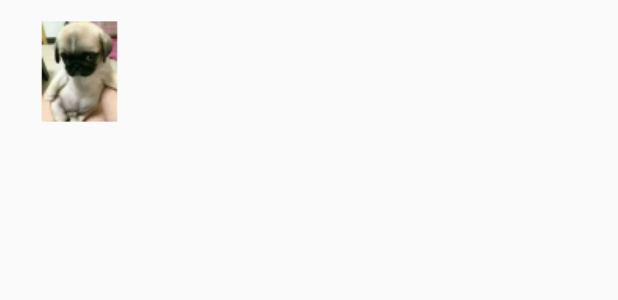
After one commit to AndroidDevo/YzParent, an Android app: the layout item_recycle.xml on its own in the app's theme, with its tools: preview values and no code run, on a phone screen of 412 x 824 dp. The commit adds this screen. Shown: the top 300 px of the screen. Run offline under Robolectric (Android 15) with nearby library versions, the phone set to English and light mode, and no system bars; network calls fail.

Commit message:
小修改4,recycleView尝试

```diff
--- a/app/build.gradle
+++ b/app/build.gradle
@@ -37,5 +37,6 @@ dependencies {
     compile 'com.tbruyelle.rxpermissions2:rxpermissions:0.9.5@aar'
     compile 'com.android.support.constraint:constraint-layout:1.0.2'
     compile "com.android.support:appcompat-v7:$rootProject.supportLibraryVersion"
+    compile "com.android.support:recyclerview-v7:$rootProject.supportLibraryVersion"
     annotationProcessor 'com.jakewharton:butterknife-compiler:8.8.1'
 }
--- /dev/null
+++ b/app/src/main/res/layout/item_recycle.xml
@@ -0,0 +1,51 @@
+<?xml version="1.0" encoding="utf-8"?>
+<RelativeLayout xmlns:android="http://schemas.android.com/apk/res/android"
+                android:layout_width="match_parent"
+                android:layout_height="wrap_content">
+
+    <ImageView
+        android:id="@+id/info_img"
+        android:layout_width="75dp"
+        android:layout_height="75dp"
+        android:layout_marginBottom="10dp"
+        android:layout_marginLeft="15dp"
+        android:layout_marginTop="10dp"
+        android:scaleType="centerCrop"
+        android:src="@mipmap/temp_head"/>
+
+    <TextView
+        android:id="@+id/info_title"
+        android:layout_width="wrap_content"
+        android:layout_height="wrap_content"
+        android:layout_marginLeft="15dp"
+        android:layout_marginRight="26dp"
+        android:layout_marginTop="10dp"
+        android:layout_toRightOf="@id/info_img"
+        android:singleLine="true"
+        android:textColor="#333"
+        android:textSize="16sp"/>
+
+    <TextView
+        android:id="@+id/info_content"
+        android:layout_width="wrap_content"
+        android:layout_height="wrap_content"
+        android:layout_below="@id/info_title"
+        android:layout_marginLeft="15dp"
+        android:layout_marginRight="26dp"
+        android:layout_marginTop="12dp"
+        android:layout_toRightOf="@id/info_img"
+        android:singleLine="true"
+        android:textColor="#666"
+        android:textSize="10sp"/>
+
+    <TextView
+        android:id="@+id/info_date"
+        android:layout_width="wrap_content"
+        android:layout_height="wrap_content"
+        android:layout_alignParentRight="true"
+        android:layout_below="@id/info_content"
+        android:layout_marginRight="26dp"
+        android:layout_marginTop="10dp"
+        android:textColor="#999"
+        android:textSize="10sp"/>
+</RelativeLayout>
```
Also changed, not shown: app/src/main/java/com/cx/yzparent/activity/SqliteActivity.java (+20 -11 lines), app/src/main/java/com/cx/yzparent/adapter/RecycleAdapter.java (added, +82 -0 lines), app/src/main/java/com/cx/yzparent/utils/ImageLoadUtils.java (added, +67 -0 lines), app/src/main/res/layout/activity_sqlite.xml (+1 -9 lines), app/src/main/res/mipmap-xhdpi/temp_head.png (added).
